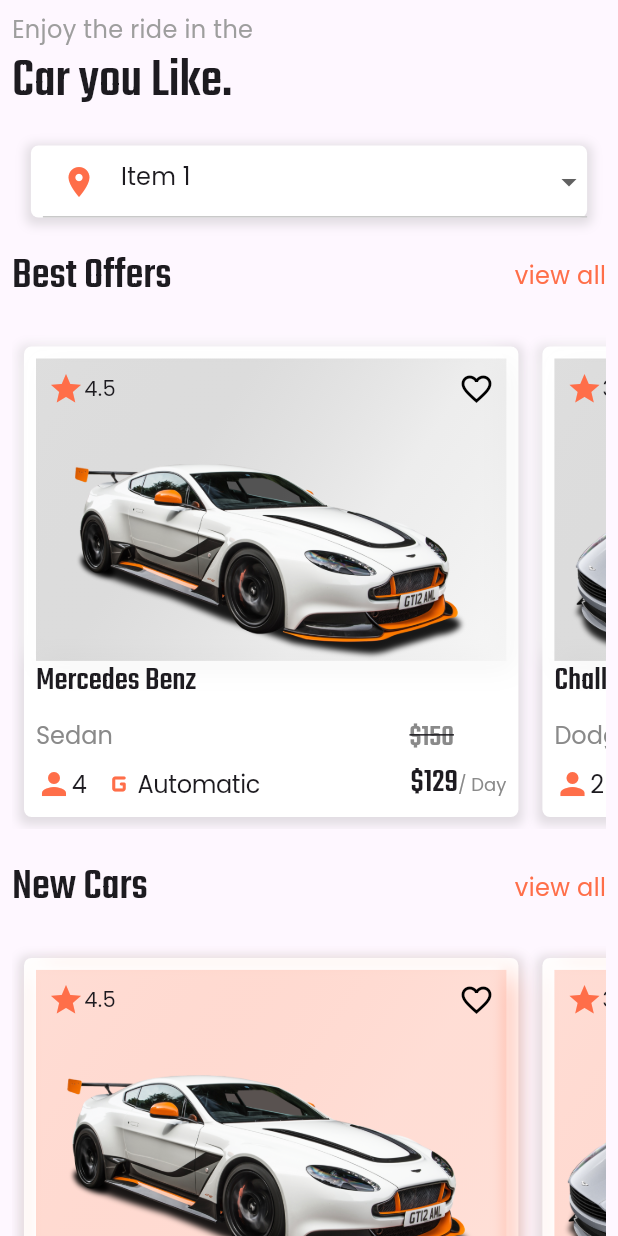
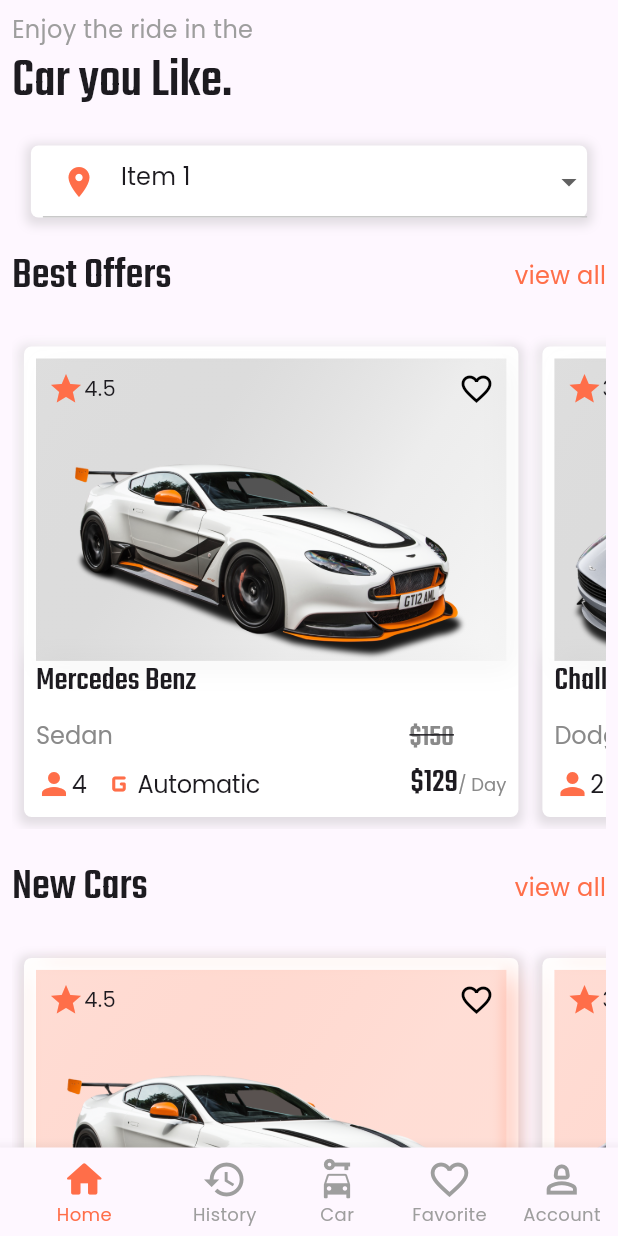
Before and after one commit to ahmedos999/car_rental, a Flutter app: the screen it shows after launch, on a phone screen of 412 x 824 dp. Run offline on Flutter 3.47's test engine with Material 2 defaults, Android fonts, the phone set to English and light mode, and no system bars.

```diff
--- a/lib/presentation/Screens/home_page.dart
+++ b/lib/presentation/Screens/home_page.dart
@@ -193,6 +193,47 @@ class _HomePageState extends State<HomePage> {
             ),
           ),
         ),
+        bottomNavigationBar: BottomNavigationBar(
+          showUnselectedLabels: true,
+          selectedLabelStyle:
+              const TextStyle(fontFamily: 'Poppins', fontSize: 12),
+          selectedItemColor: const Color(0xffff6e49),
+          unselectedItemColor: Colors.grey,
+          iconSize: 30,
+          currentIndex: 0,
+          items: const <BottomNavigationBarItem>[
+            BottomNavigationBarItem(
+              icon: Icon(
+                Icons.home_rounded,
+              ),
+              label: 'Home',
+            ),
+            BottomNavigationBarItem(
+              icon: Icon(
+                Icons.history,
+              ),
+              label: 'History',
+            ),
+            BottomNavigationBarItem(
+              icon: Icon(
+                Icons.car_rental,
+              ),
+              label: 'Car',
+            ),
+            BottomNavigationBarItem(
+              icon: Icon(
+                Icons.favorite_border,
+              ),
+              label: 'Favorite',
+            ),
+            BottomNavigationBarItem(
+              icon: Icon(
+                Icons.person_2_outlined,
+              ),
+              label: 'Account',
+            ),
+          ],
+        ),
       ),
     );
   }
```
